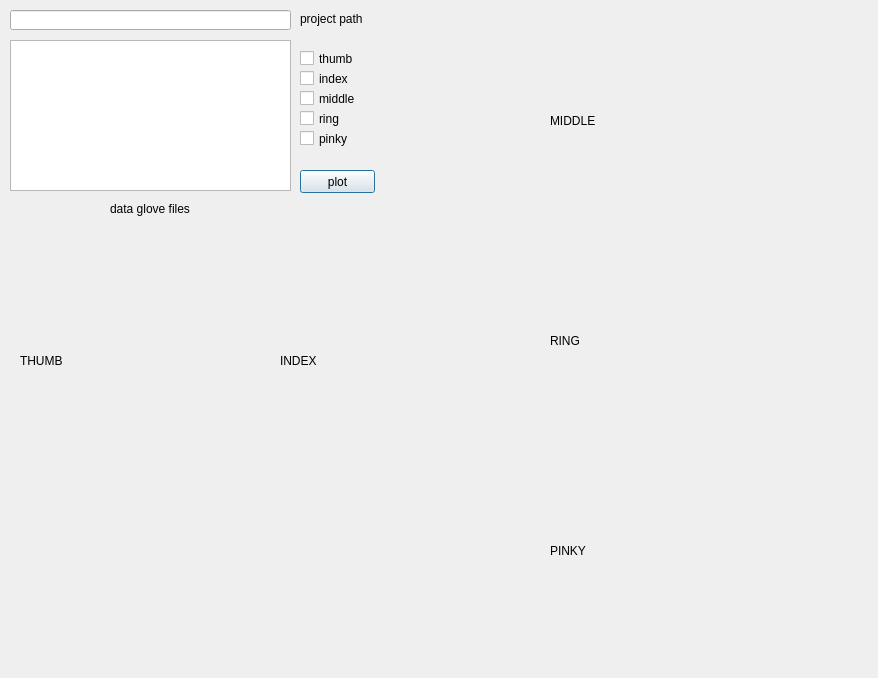
wonjsohn/nerf-verilog, file source/py/data_parse/display.ui: the form before one commit.
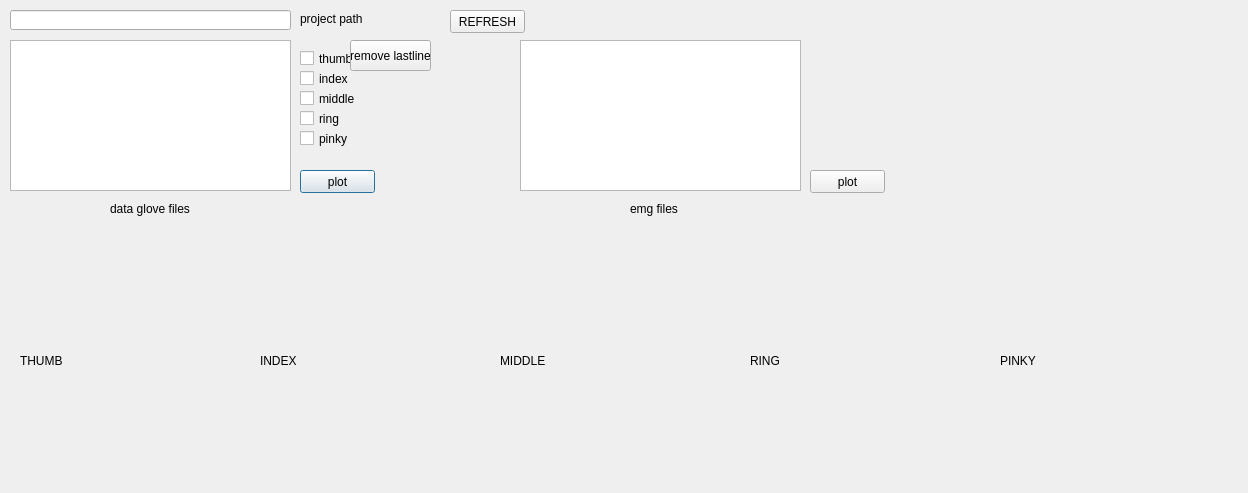
The form after the commit.

Patch:
```diff
--- a/source/py/data_parse/display.ui
+++ b/source/py/data_parse/display.ui
@@ -9,8 +9,8 @@
    <rect>
     <x>0</x>
     <y>0</y>
-    <width>878</width>
-    <height>678</height>
+    <width>1248</width>
+    <height>493</height>
    </rect>
   </property>
   <property name="windowTitle">
@@ -145,7 +145,7 @@
     <rect>
      <x>20</x>
      <y>260</y>
-     <width>241</width>
+     <width>221</width>
      <height>201</height>
     </rect>
    </property>
@@ -156,9 +156,9 @@
   <widget class="QLabel" name="label_4">
    <property name="geometry">
     <rect>
-     <x>280</x>
+     <x>260</x>
      <y>260</y>
-     <width>241</width>
+     <width>221</width>
      <height>201</height>
     </rect>
    </property>
@@ -169,9 +169,9 @@
   <widget class="QLabel" name="label_5">
    <property name="geometry">
     <rect>
-     <x>550</x>
-     <y>20</y>
-     <width>241</width>
+     <x>500</x>
+     <y>260</y>
+     <width>221</width>
      <height>201</height>
     </rect>
    </property>
@@ -182,9 +182,9 @@
   <widget class="QLabel" name="label_6">
    <property name="geometry">
     <rect>
-     <x>550</x>
-     <y>240</y>
-     <width>241</width>
+     <x>750</x>
+     <y>260</y>
+     <width>221</width>
      <height>201</height>
     </rect>
    </property>
@@ -195,9 +195,9 @@
   <widget class="QLabel" name="label_7">
    <property name="geometry">
     <rect>
-     <x>550</x>
-     <y>450</y>
-     <width>241</width>
+     <x>1000</x>
+     <y>260</y>
+     <width>221</width>
      <height>201</height>
     </rect>
    </property>
@@ -205,6 +205,68 @@
     <string>PINKY</string>
    </property>
   </widget>
+  <widget class="QPushButton" name="pushButton_2">
+   <property name="geometry">
+    <rect>
+     <x>350</x>
+     <y>40</y>
+     <width>81</width>
+     <height>31</height>
+    </rect>
+   </property>
+   <property name="text">
+    <string>remove lastline</string>
+   </property>
+  </widget>
+  <widget class="QListWidget" name="listWidget_2">
+   <property name="geometry">
+    <rect>
+     <x>520</x>
+     <y>40</y>
+     <width>281</width>
+     <height>151</height>
+    </rect>
+   </property>
+  </widget>
+  <widget class="QLabel" name="label_8">
+   <property name="geometry">
+    <rect>
+     <x>630</x>
+     <y>200</y>
+     <width>81</width>
+     <height>17</height>
+    </rect>
+   </property>
+   <property name="text">
+    <string>emg files</string>
+   </property>
+  </widget>
+  <widget class="QPushButton" name="pushButton_3">
+   <property name="geometry">
+    <rect>
+     <x>810</x>
+     <y>170</y>
+     <width>75</width>
+     <height>23</height>
+    </rect>
+   </property>
+   <property name="text">
+    <string>plot</string>
+   </property>
+  </widget>
+  <widget class="QPushButton" name="pushButton_4">
+   <property name="geometry">
+    <rect>
+     <x>450</x>
+     <y>10</y>
+     <width>75</width>
+     <height>23</height>
+    </rect>
+   </property>
+   <property name="text">
+    <string>REFRESH</string>
+   </property>
+  </widget>
  </widget>
  <resources/>
  <connections/>
```
